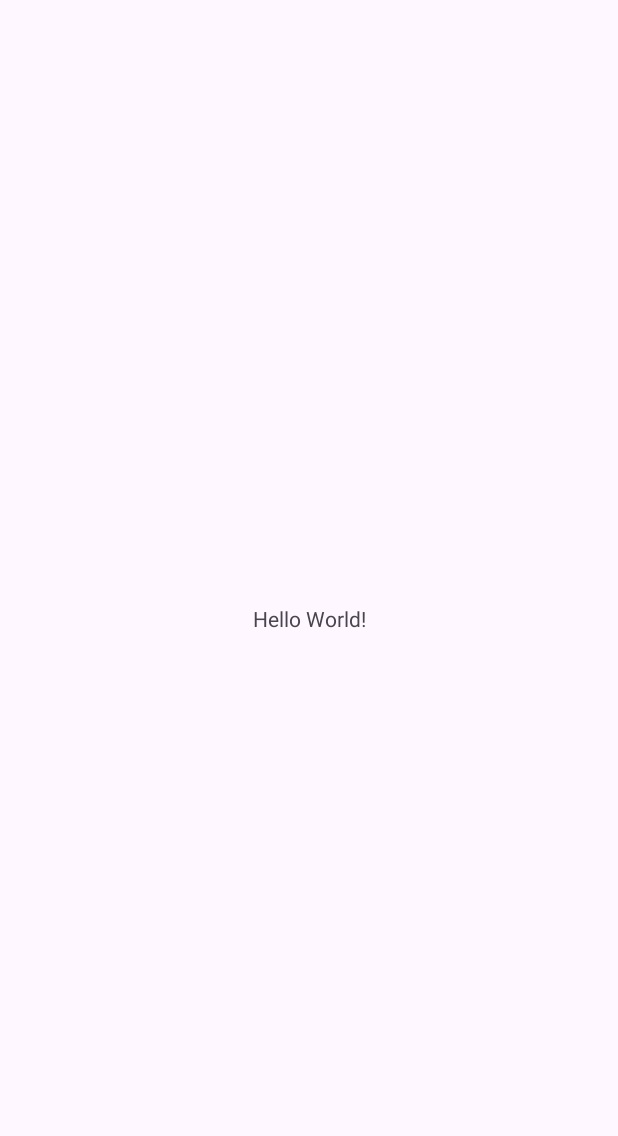
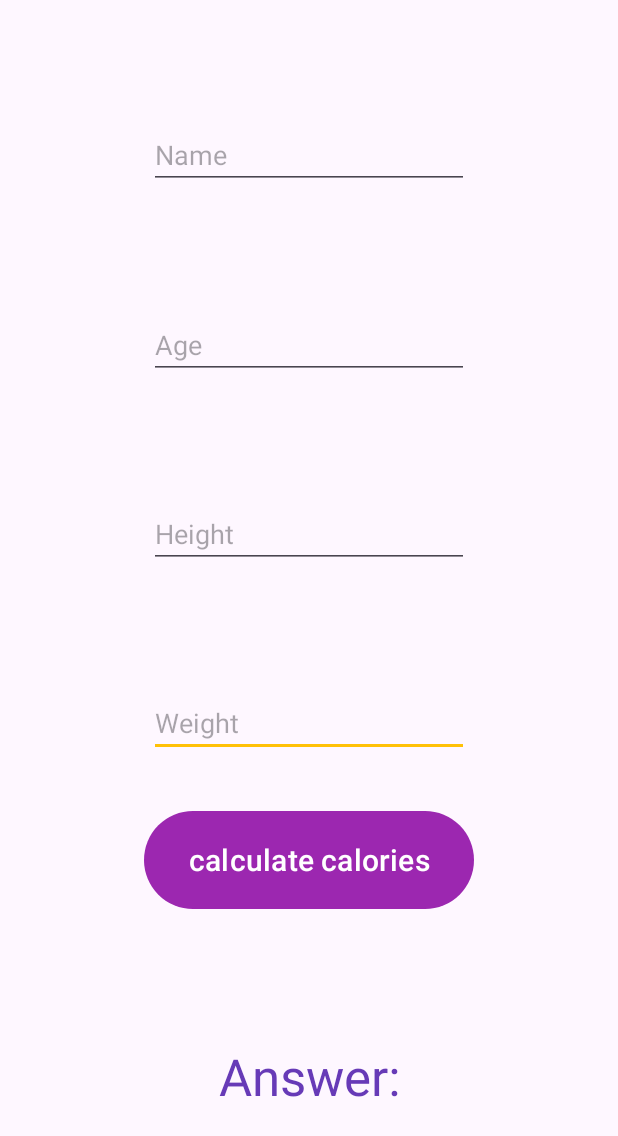
Before and after one commit to labinochka/summer-practice-android, an Android app: the screen it shows after launch (MainActivity), on a phone screen of 412 x 824 dp. Before the commit the part shown is almost empty. Shown: the top 1136 px of the screen. Run offline under Robolectric (Android 15) with nearby library versions, the phone set to English and light mode, and no system bars.

Commit message:
homework 1

```diff
--- a/app/build.gradle
+++ b/app/build.gradle
@@ -38,6 +38,8 @@ dependencies {
     implementation 'androidx.appcompat:appcompat:1.4.1'
     implementation 'com.google.android.material:material:1.5.0'
     implementation 'androidx.constraintlayout:constraintlayout:2.1.3'
+    implementation 'com.github.bumptech.glide:glide:4.15.1'
+    implementation 'com.jakewharton.timber:timber:5.0.1'
     testImplementation 'junit:junit:4.13.2'
     androidTestImplementation 'androidx.test.ext:junit:1.1.3'
     androidTestImplementation 'androidx.test.espresso:espresso-core:3.4.0'
--- a/app/src/main/java/com/itis/summerpractice/MainActivity.kt
+++ b/app/src/main/java/com/itis/summerpractice/MainActivity.kt
@@ -2,10 +2,33 @@ package com.itis.summerpractice
 
 import androidx.appcompat.app.AppCompatActivity
 import android.os.Bundle
+import android.widget.Button
+import android.widget.EditText
+import android.widget.TextView
 
 class MainActivity : AppCompatActivity() {
+    private var clickButton: Button? = null
+    private var answer = 0
+
     override fun onCreate(savedInstanceState: Bundle?) {
         super.onCreate(savedInstanceState)
         setContentView(R.layout.activity_main)
+
+        val textView = findViewById<TextView>(R.id.textView2)
+        clickButton = findViewById<Button>(R.id.button)
+
+        clickButton?.setOnClickListener {
+            val name = findViewById<EditText>(R.id.editTextNumber3).text
+            val age = findViewById<EditText>(R.id.editTextNumber2).text.toString().toInt()
+            val height = findViewById<EditText>(R.id.editTextNumber).text.toString().toInt()
+            val weight = findViewById<EditText>(R.id.editTextNumberSigned).text.toString().toDouble()
+            if (name.length in 1..50 && age in 1..149 &&
+                height in 1..249 && weight in 1.0..249.0) {
+                answer = (name.length + age + height + weight + 1000).toInt()
+                textView.text = "Answer: $answer"
+            } else {
+                textView.text = "Incorrect data"
+            }
+        }
     }
 }
--- a/app/src/main/res/layout/activity_main.xml
+++ b/app/src/main/res/layout/activity_main.xml
@@ -6,13 +6,79 @@
     android:layout_height="match_parent"
     tools:context=".MainActivity">
 
-    <TextView
+    <Button
+        android:id="@+id/button"
+        android:layout_width="0dp"
+        android:layout_height="73dp"
+        android:layout_marginStart="96dp"
+        android:layout_marginEnd="96dp"
+        android:text="calculate calories"
+        android:textSize="20sp"
+        app:layout_constraintBottom_toBottomOf="parent"
+        app:layout_constraintEnd_toEndOf="parent"
+        app:layout_constraintHorizontal_bias="0.0"
+        app:layout_constraintStart_toStartOf="parent"
+        app:layout_constraintTop_toTopOf="parent"
+        app:layout_constraintVertical_bias="0.715" />
+
+    <EditText
+        android:id="@+id/editTextNumberSigned"
         android:layout_width="wrap_content"
         android:layout_height="wrap_content"
-        android:text="Hello World!"
-        app:layout_constraintBottom_toBottomOf="parent"
+        android:layout_marginBottom="32dp"
+        android:ems="10"
+        android:inputType="numberDecimal"
+        android:hint="Weight"
+        app:layout_constraintBottom_toTopOf="@+id/button"
+        app:layout_constraintEnd_toEndOf="parent"
+        app:layout_constraintStart_toStartOf="parent" />
+
+    <EditText
+        android:id="@+id/editTextNumber"
+        android:layout_width="wrap_content"
+        android:layout_height="wrap_content"
+        android:ems="10"
+        android:inputType="number"
+        android:hint="Height"
+        app:layout_constraintBottom_toTopOf="@+id/editTextNumberSigned"
+        app:layout_constraintTop_toBottomOf="@+id/editTextNumber2"
+        app:layout_constraintEnd_toEndOf="parent"
+        app:layout_constraintStart_toStartOf="parent" />
+
+    <EditText
+        android:id="@+id/editTextNumber2"
+        android:layout_width="wrap_content"
+        android:layout_height="wrap_content"
+        android:ems="10"
+        android:inputType="number"
+        android:hint="Age"
+        app:layout_constraintBottom_toTopOf="@+id/editTextNumber"
+        app:layout_constraintEnd_toEndOf="parent"
+        app:layout_constraintTop_toBottomOf="@+id/editTextNumber3"
+        app:layout_constraintStart_toStartOf="parent" />
+
+    <EditText
+        android:id="@+id/editTextNumber3"
+        android:layout_width="wrap_content"
+        android:layout_height="wrap_content"
+        android:ems="10"
+        android:inputType="text"
+        android:hint="Name"
+        app:layout_constraintBottom_toTopOf="@+id/editTextNumber2"
         app:layout_constraintEnd_toEndOf="parent"
         app:layout_constraintStart_toStartOf="parent"
         app:layout_constraintTop_toTopOf="parent" />
 
+    <TextView
+        android:id="@+id/textView2"
+        android:layout_width="wrap_content"
+        android:layout_height="wrap_content"
+        android:text="Answer:"
+        android:textColor="#673AB7"
+        android:textSize="34sp"
+        app:layout_constraintBottom_toBottomOf="parent"
+        app:layout_constraintEnd_toEndOf="parent"
+        app:layout_constraintStart_toStartOf="parent"
+        app:layout_constraintTop_toBottomOf="@+id/button" />
+
 </androidx.constraintlayout.widget.ConstraintLayout>
--- a/app/src/main/res/values/colors.xml
+++ b/app/src/main/res/values/colors.xml
@@ -2,4 +2,8 @@
 <resources>
     <color name="black">#FF000000</color>
     <color name="white">#FFFFFFFF</color>
+
+    <color name="primary">#9C27B0</color>
+    <color name="primary_dark">#7B1FA2</color>
+    <color name="accent">#FFC107</color>
 </resources>
--- a/app/src/main/res/values/themes.xml
+++ b/app/src/main/res/values/themes.xml
@@ -3,6 +3,9 @@
     <style name="Base.Theme.SummerPractice" parent="Theme.Material3.DayNight.NoActionBar">
         <!-- Customize your light theme here. -->
         <!-- <item name="colorPrimary">@color/my_light_primary</item> -->
+        <item name="colorPrimary">@color/primary</item>
+        <item name="colorPrimaryDark">@color/primary_dark</item>
+        <item name="colorAccent">@color/accent</item>
     </style>
 
     <style name="Theme.SummerPractice" parent="Base.Theme.SummerPractice" />
```
